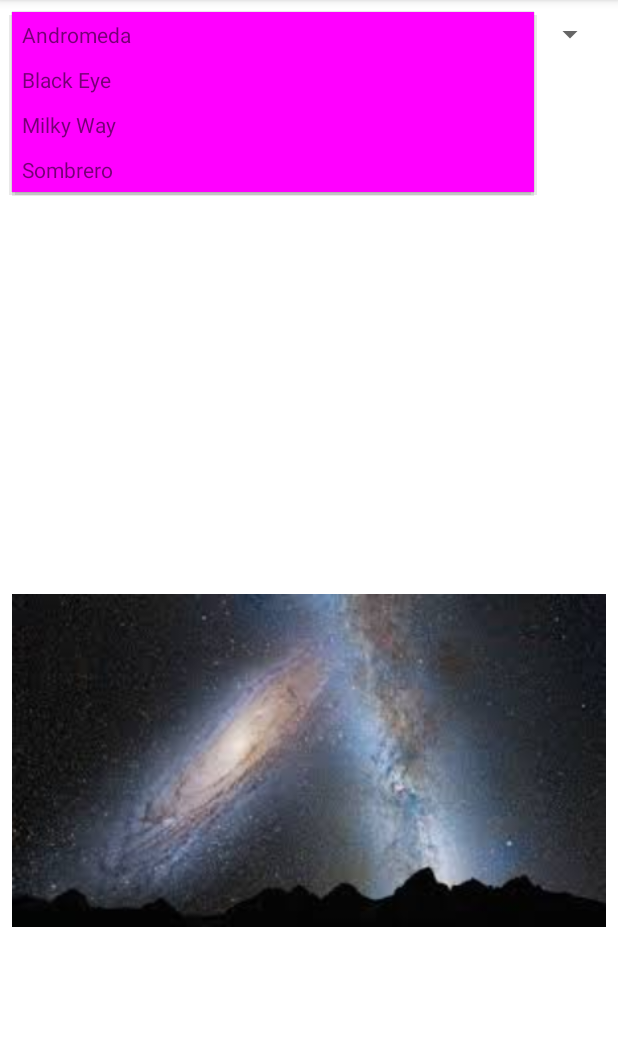
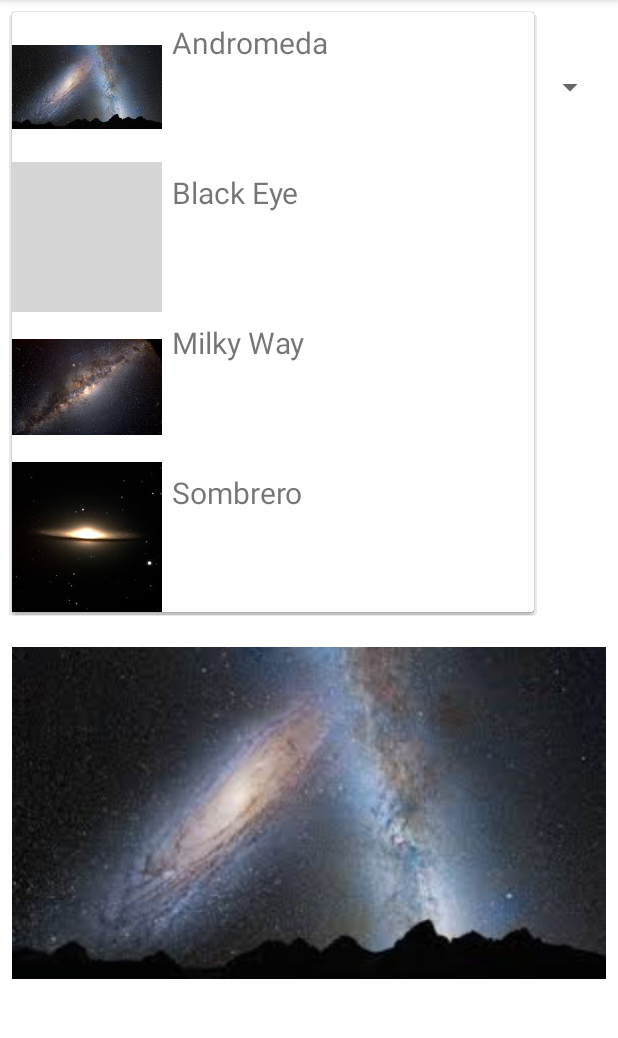
Before and after one commit to PolskaTag/ImagePicker, an Android app: the screen it shows after launch (MainActivity), after a tap on "Andromeda", on a phone screen of 412 x 824 dp, the part 84-1122 px from its top. Run offline under Robolectric (Android 15) with nearby library versions, the phone set to English and light mode, and no system bars; grey boxes are pictures that could not be loaded.

Commit message:
Image and text now display in adapter

```diff
--- a/app/src/main/java/edu/temple/imagepicker/GalaxyAdapter.java
+++ b/app/src/main/java/edu/temple/imagepicker/GalaxyAdapter.java
@@ -2,10 +2,15 @@ package edu.temple.imagepicker;
 
 import android.content.Context;
 import android.graphics.Color;
+import android.media.Image;
 import android.view.View;
 import android.view.ViewGroup;
 import android.widget.BaseAdapter;
+import android.widget.ImageView;
+import android.widget.LinearLayout;
 import android.widget.TextView;
+
+import org.w3c.dom.Text;
 
 import java.util.ArrayList;
 
@@ -39,13 +44,32 @@ public class GalaxyAdapter extends BaseAdapter {
 
     @Override
     public View getView(int position, View convertView, ViewGroup parent) {
-        TextView textView = new TextView(context);
+        TextView textView;
+        ImageView imageView;
+
+        LinearLayout linearLayout;
+
+        if(convertView == null){
+            linearLayout = new LinearLayout(context);
+            textView = new TextView(context);
+            imageView = new ImageView(context);
+            textView.setTextSize(20);
+            textView.setPadding(10,10,10,10);
+            linearLayout.setOrientation(LinearLayout.HORIZONTAL);
+            linearLayout.addView(imageView);
+            linearLayout.addView(textView);
+            imageView.getLayoutParams().height = 150;
+            imageView.getLayoutParams().width = 150;
+        } else {
+            linearLayout = (LinearLayout) convertView;
+            imageView = (ImageView) linearLayout.getChildAt(0);
+            textView = (TextView) linearLayout.getChildAt(1);
+        }
+
+        imageView.setImageResource(imageRes[position]);
         textView.setText(items.get(position));
 
-        textView.setPadding(10,8,8,8);
-        textView.setBackgroundColor(Color.MAGENTA);
-
-        return textView;
+        return linearLayout;
     }
 
     @Override
```
